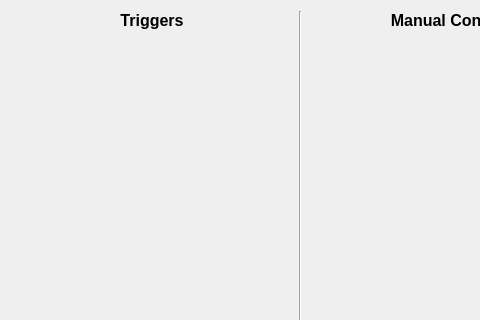
Before: the Qt Designer form API/Bio-MR-API/Bio-MR-API/Biomr.ui in hiebelky/Bio-MR, drawn with Qt 5; both pictures show x 0 to 480 and y 0 to 320 of the 601 by 519 pixel window.
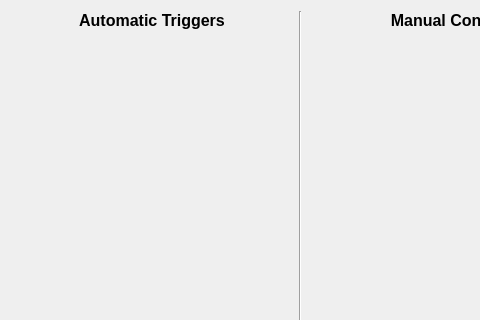
After: the same form once the commit is applied.

Commit message: Continued automatic trigger add support

```diff
--- a/API/Bio-MR-API/Bio-MR-API/Biomr.ui
+++ b/API/Bio-MR-API/Bio-MR-API/Biomr.ui
@@ -34,7 +34,7 @@
          </font>
         </property>
         <property name="text">
-         <string>Triggers</string>
+         <string>Automatic Triggers</string>
         </property>
         <property name="alignment">
          <set>Qt::AlignCenter</set>
```
The commit also changes 2 other files.
